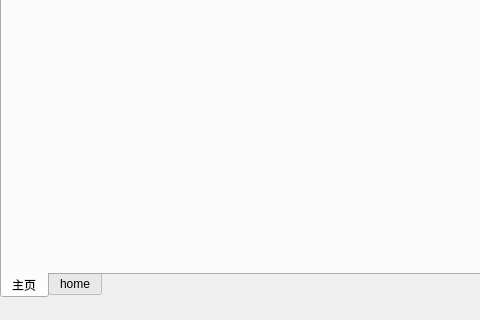
Old version of the form ui/mainwindow.ui in the repository longcp/CarRentalManagement; both pictures show x 0 to 480 and y 356 to 676 of the 751 by 676 pixel window.
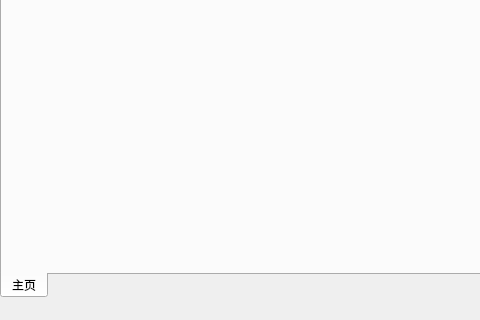
New version of the form. Icons and pictures are not drawn.

The edit to the form file:
```diff
--- a/ui/mainwindow.ui
+++ b/ui/mainwindow.ui
@@ -70,11 +70,6 @@
         </item>
        </layout>
       </widget>
-      <widget class="QWidget" name="tab_2">
-       <attribute name="title">
-        <string>home</string>
-       </attribute>
-      </widget>
      </widget>
     </item>
    </layout>
```
